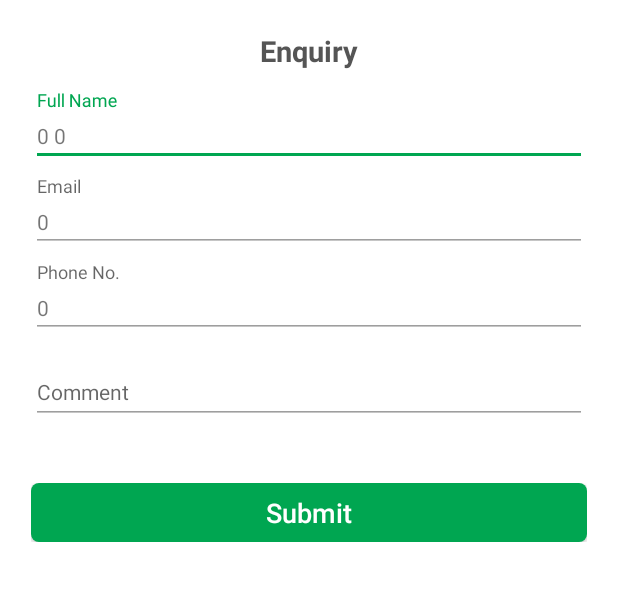
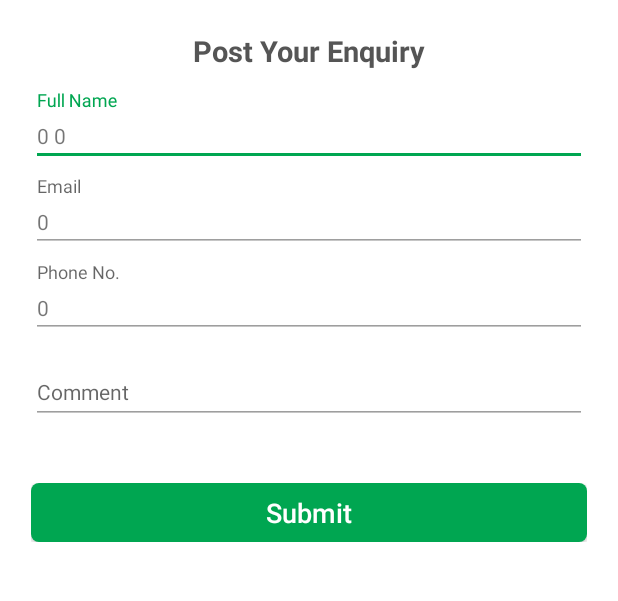
Before and after one commit to avik1990/Fulwari, an Android app: the Feedbackactivity screen opened directly, with no data from a screen before it, on a phone screen of 412 x 824 dp, the part 84-685 px from its top. Run offline under Robolectric (Android 15) with nearby library versions, the phone set to English and light mode, and no system bars; our stand-ins replace sdp/ssp sizes; Roboto replaces fonts that are not available here.

Commit message:
code update

```diff
--- a/app/src/main/java/com/app/Fulwari/adapter/ProductAdapter.java
+++ b/app/src/main/java/com/app/Fulwari/adapter/ProductAdapter.java
@@ -395,6 +395,7 @@ public class ProductAdapter extends RecyclerView.Adapter<ProductAdapter.MyViewHo
 
         ApiServices redditAPI;
         redditAPI = retrofit.create(ApiServices.class);
+        Log.e("Log==",isCartAdd);
 
         Call<BaseResponse> call = redditAPI.AddtoCartService(Preferences.get_userId(mContext), Preferences.get_UniqueId(mContext), product_id, packet_id, "1", isCartAdd);
         call.enqueue(new Callback<BaseResponse>() {
--- a/app/src/main/res/layout/activity_feedback.xml
+++ b/app/src/main/res/layout/activity_feedback.xml
@@ -34,7 +34,7 @@
                 android:layout_height="wrap_content"
                 android:layout_centerHorizontal="true"
                 android:gravity="center"
-                android:text="Enquiry"
+                android:text="Post Your Enquiry"
                 android:textColor="@color/black"
                 android:textSize="@dimen/_15sdp"
                 android:textStyle="bold" />
```
